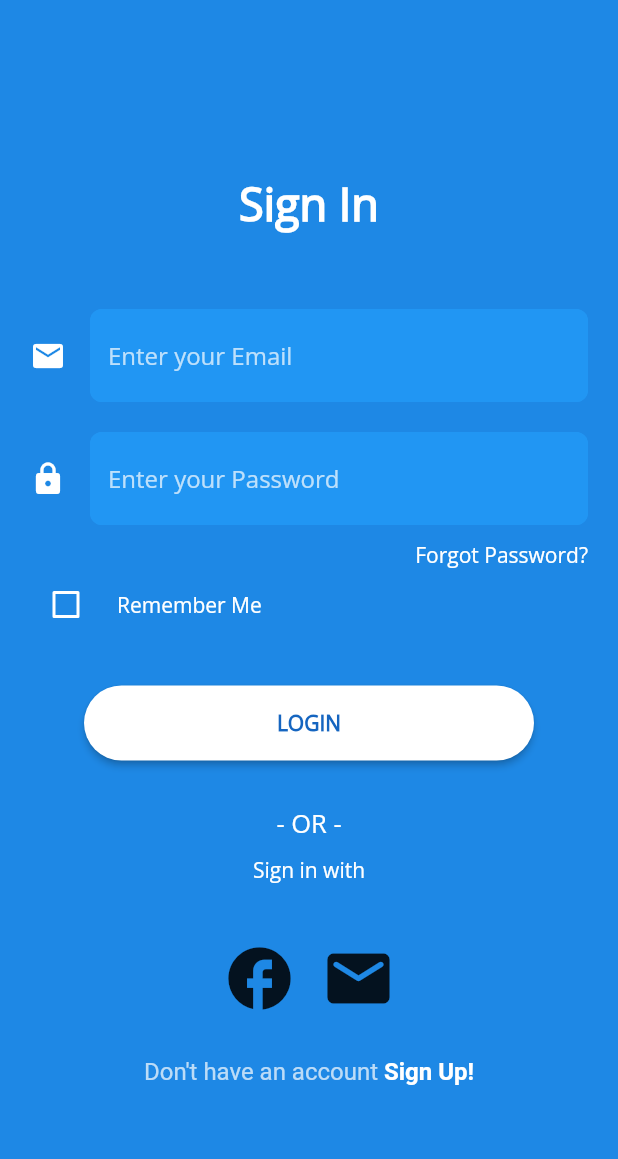
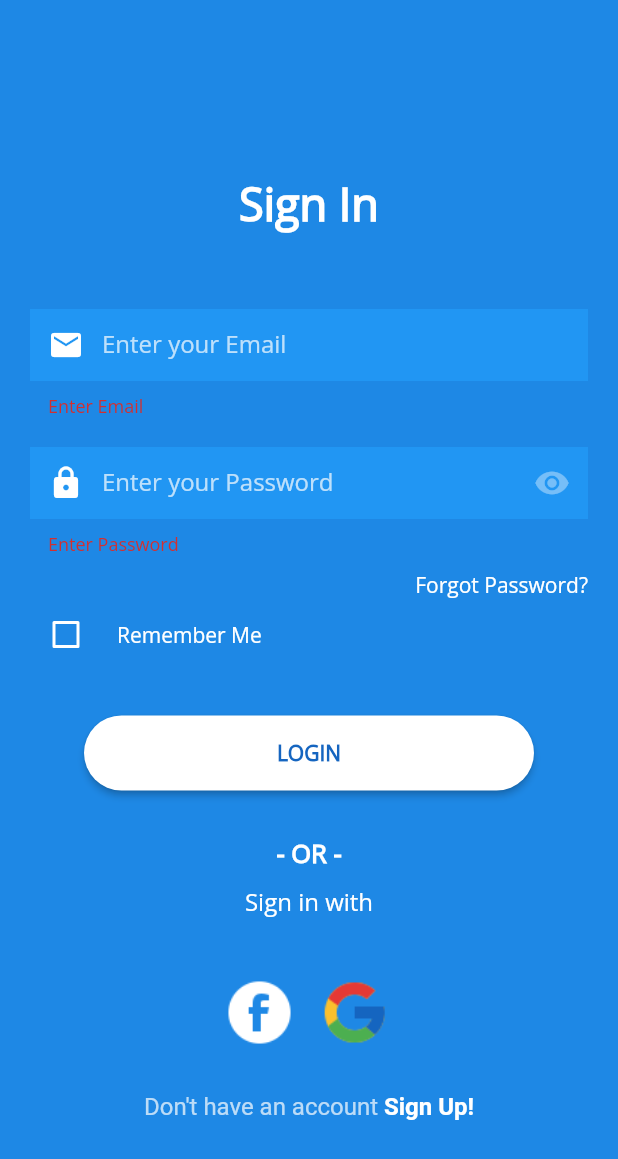
Before and after one commit to NabunyaLilian/TMS-APP, a Flutter app: the screen it shows after launch, after a tap on "LOGIN", on a phone screen of 412 x 824 dp. Shown: the top 1159 px of the screen. Run offline on Flutter 3.47's test engine with Material 2 defaults, Android fonts, the phone set to English and light mode, and no system bars.

Commit message:
feat(UI): Create a UI for login

```diff
--- /dev/null
+++ b/lib/UI/dashboard.dart
@@ -0,0 +1,25 @@
+import 'package:flutter/cupertino.dart';
+import 'package:flutter/material.dart';
+
+class Dashboard extends StatefulWidget {
+  const Dashboard({Key? key}) : super(key: key);
+
+  @override
+  State<Dashboard> createState() => _DashboardState();
+}
+
+class _DashboardState extends State<Dashboard> {
+  @override
+  Widget build(BuildContext context) {
+    return Scaffold(
+      body: Container(
+        padding: const EdgeInsets.only(left: 20, right: 20, top: 105),
+        child:Column(
+          children: const <Widget>[
+            Text('DASHBOARD')
+          ],
+        ),
+      )
+    );
+  }
+}
--- a/lib/UI/login.dart
+++ b/lib/UI/login.dart
@@ -1,5 +1,6 @@
 import 'package:flutter/gestures.dart';
 import 'package:flutter/material.dart';
+import 'package:tms_app/UI/dashboard.dart';
 
 class Login extends StatefulWidget {
   const Login({Key? key}) : super(key: key);
@@ -9,72 +10,125 @@ class Login extends StatefulWidget {
 }
 
 class _LoginState extends State<Login> {
+  /// Checks if person is remembered.
   bool _isRemembered = false;
-  TextStyle defaultStyle = const TextStyle(color: Colors.white70, fontSize: 16.0);
-  TextStyle linkStyle = const TextStyle(color: Colors.white, fontWeight: FontWeight.w600);
+
+  /// Sets the default text style.
+  TextStyle defaultStyle = const TextStyle(color: Colors.white70, fontSize: 16);
+
+  /// Sets the default link style.
+  TextStyle linkStyle = const TextStyle(
+    color: Colors.white,
+    fontWeight: FontWeight.w600,
+  );
+
+  final formKey = GlobalKey<FormState>();
+
+  bool _obscureText = true;
 
   @override
   Widget build(BuildContext context) {
     return Scaffold(
       body: Container(
         padding: const EdgeInsets.only(left: 20, right: 20, top: 15),
+        child: SingleChildScrollView(
           child: Form(
+            key: formKey,
             child: Column(
               children: <Widget>[
                 Container(
                   padding: const EdgeInsets.only(top: 100, bottom: 50),
                   child: const Text(
                     'Sign In',
-                  style: TextStyle(
-                      fontSize: 30,
-                      fontWeight: FontWeight.w600
-                      ),
+                    style: TextStyle(fontSize: 30, fontWeight: FontWeight.w600),
                   ),
                 ),
                 TextFormField(
+                  style: const TextStyle(color: Colors.white),
+                  cursorColor: Colors.white,
+                  keyboardType: TextInputType.emailAddress,
                   decoration: InputDecoration(
-                  icon: Icon(Icons.email, color: Colors.white,),
-                  hintText: 'Enter your Email', hintStyle: TextStyle(color: Colors.white70),
+                    hintText: 'Enter your Email',
+                    hintStyle: const TextStyle(color: Colors.white70),
                     filled: true,
                     border: InputBorder.none,
+                    prefixIcon: const Icon(
+                      Icons.email,
+                      color: Colors.white,
+                    ),
                     enabledBorder: OutlineInputBorder(
-                    borderSide: BorderSide(width: 1, color: Colors.blue),
-                    borderRadius: BorderRadius.circular(8.0)
+                      borderSide: const BorderSide(
+                        color: Colors.blue,
                       ),
-                  fillColor: Colors.blue
+                      borderRadius: BorderRadius.circular(8),
+                    ),
+                    focusedBorder: OutlineInputBorder(
+                      borderSide: const BorderSide(color: Colors.blue),
+                      borderRadius: BorderRadius.circular(8),
+                    ),
+                    fillColor: Colors.blue,
                   ),
                   onSaved: (String? value) {},
                   validator: (String? value) {
                     return (value != null && value.contains('@'))
-                      ? 'Do not use the @ char.'
+                        ? null
+                        : 'Enter Email';
+                  },
+                ),
+                const SizedBox(
+                  height: 20,
+                ),
+                TextFormField(
+                  style: const TextStyle(color: Colors.white),
+                  cursorColor: Colors.white,
+                  obscureText: _obscureText,
+                  keyboardType: TextInputType.text,
+                  decoration: InputDecoration(
+                    hintText: 'Enter your Password',
+                    hintStyle: const TextStyle(color: Colors.white70),
+                    filled: true,
+                    border: InputBorder.none,
+                    prefixIcon: const Icon(
+                      Icons.lock,
+                      color: Colors.white,
+                    ),
+                    enabledBorder: OutlineInputBorder(
+                      borderSide: const BorderSide(color: Colors.blue),
+                      borderRadius: BorderRadius.circular(8),
+                    ),
+                    focusedBorder: OutlineInputBorder(
+                      borderSide: const BorderSide(color: Colors.blue),
+                      borderRadius: BorderRadius.circular(8),
+                    ),
+                    fillColor: Colors.blue,
+                    suffixIcon: IconButton(
+                      icon: Icon(
+                        _obscureText
+                            ? Icons.remove_red_eye
+                            : Icons.remove_red_eye_outlined,
+                        color: Colors.white38,
+                      ),
+                      onPressed: () {
+                        setState(() {
+                          _obscureText = !_obscureText;
+                        });
+                      },
+                    ),
+                  ),
+                  onSaved: (String? value) {},
+                  validator: (String? value) {
+                    if (value == null || value.isEmpty) {
+                      return 'Enter Password';
+                    }
+                    return (value.characters.length < 6)
+                        ? 'Password too short'
                         : null;
                   },
                 ),
                 Container(
-                padding: EdgeInsets.only(top: 20),
-                child:  TextFormField(
-                  decoration: InputDecoration(
-                      icon: Icon(Icons.lock, color: Colors.white),
-                      hintText: 'Enter your Password',
-                      hintStyle: TextStyle(color: Colors.white70),
-                      filled: true,
-                      border: InputBorder.none,
-                      enabledBorder: OutlineInputBorder(
-                          borderSide: BorderSide(width: 1, color: Colors.blue),
-                          borderRadius: BorderRadius.circular(8.0)
-                      ),
-                      fillColor: Colors.blue
-                  ),
-                  onSaved: (String? value) {},
-                  validator: (String? value) {
-                    return (value != null && value.contains('@'))
-                        ? 'Do not use the @ char.'
-                        : null;
-                  },
-                ),
-              ),
-              Container(
                   padding: const EdgeInsets.only(top: 10),
+                  child: InkWell(
+                      onTap: forgotPassword,
                       child: const Align(
                         alignment: Alignment.topRight,
                         child: Text(
@@ -82,14 +136,17 @@ class _LoginState extends State<Login> {
                           style: TextStyle(fontSize: 14),
                         ),
                       )),
+                ),
                 Row(
                   children: <Widget>[
                     const SizedBox(
                       height: 10,
                     ),
                     Checkbox(
+                      activeColor: Colors.white,
+                      checkColor: Colors.blue,
                       value: _isRemembered,
-                    side: BorderSide(width: 2, color: Colors.white),
+                      side: const BorderSide(width: 2, color: Colors.white),
                       onChanged: (bool? value) {
                         setState(() {
                           _isRemembered = value!;
@@ -101,7 +158,7 @@ class _LoginState extends State<Login> {
                     ), //SizedBox
                     const Text(
                       'Remember Me',
-                    style: TextStyle(fontSize: 14.0),
+                      style: TextStyle(fontSize: 14),
                     ), //Text
                   ], //<Widget>[]
                 ),
@@ -114,28 +171,39 @@ class _LoginState extends State<Login> {
                         backgroundColor: Colors.white,
                         fixedSize: const Size(300, 50),
                         shape: RoundedRectangleBorder(
-                          borderRadius: BorderRadius.circular(50))
+                            borderRadius: BorderRadius.circular(50))),
+                    onPressed: () {
+                      if (formKey.currentState!.validate()) {
+                        Navigator.push(
+                          context,
+                          MaterialPageRoute(
+                            builder: (context) => const Dashboard(),
                           ),
-                  onPressed: () {},
-                  child: Text('LOGIN', style: TextStyle(
-                      color: Colors.blue.shade800 , fontWeight: FontWeight.w700),
-
+                        );
+                      }
+                    },
+                    child: Text(
+                      'LOGIN',
+                      style: TextStyle(
+                        color: Colors.blue.shade800,
+                        fontWeight: FontWeight.w700,
                       ),
                     ),
                   ),
-              const SizedBox(
-                height: 30,
+                ),
+                const Padding(
+                  padding: EdgeInsets.only(top: 30, bottom: 10),
+                  child: Text(
+                    '- OR -',
+                    style: TextStyle(
+                      fontSize: 17,
+                      fontWeight: FontWeight.bold,
+                    ),
+                  ),
                 ),
                 const Text(
-                '- OR -',
-                style: TextStyle(fontSize: 17.0),
-              ), //
-              const SizedBox(
-                height: 10,
-              ), // T
-              const Text(
                   'Sign in with',
-                style: TextStyle(fontSize: 14.0),
+                  style: TextStyle(fontSize: 16),
                 ),
                 const SizedBox(
                   height: 30,
@@ -144,15 +212,15 @@ class _LoginState extends State<Login> {
                   mainAxisAlignment: MainAxisAlignment.center,
                   children: <Widget>[
                     IconButton(
-                    iconSize: 50,
-                    icon: const Icon(Icons.facebook),
+                      iconSize: 45,
+                      icon: Image.asset('assets/images/ic_facebook_white.png'),
                       onPressed: () {
                         // ...
                       },
                     ),
                     IconButton(
                       iconSize: 50,
-                    icon: const Icon(Icons.email_rounded),
+                      icon: Image.asset('assets/images/ic_google.png'),
                       onPressed: () {
                         // ...
                       },
@@ -171,7 +239,8 @@ class _LoginState extends State<Login> {
                         text: 'Sign Up!',
                         style: linkStyle,
                         recognizer: TapGestureRecognizer()
-                          ..onTap = () => print('click')),
+                          ..onTap = () => print('click'),
+                      ),
                     ],
                   ),
                 ),
@@ -179,6 +248,13 @@ class _LoginState extends State<Login> {
             ),
           ),
         ),
+      ),
     );
   }
+
+
+  /// Run if a person forgot password.
+  void forgotPassword() {
+    //
   }
+}
--- a/lib/main.dart
+++ b/lib/main.dart
@@ -23,7 +23,7 @@ class MyApp extends StatelessWidget {
         primarySwatch: Colors.blue,
         scaffoldBackgroundColor: Colors.blue.shade600,
         fontFamily: 'OpenSans',
-        textTheme: TextTheme(
+        textTheme: const TextTheme(
           bodyText2: TextStyle(color: Colors.white),
           bodyText1: TextStyle(color: Colors.white)
         )
--- a/pubspec.yaml
+++ b/pubspec.yaml
@@ -64,9 +64,8 @@ flutter:
   uses-material-design: true
 
   # To add assets to your application, add an assets section, like this:
-  # assets:
-  #   - images/a_dot_burr.jpeg
-  #   - images/a_dot_ham.jpeg
+  assets:
+    - assets/images/
 
   # An image asset can refer to one or more resolution-specific "variants", see
   # https://flutter.dev/assets-and-images/#resolution-aware
```
Also changed, not shown: assets/images/ic_facebook.png (added), assets/images/ic_facebook_white.png (added), assets/images/ic_google.png (added), assets/images/ic_google_2.png (added), assets/images/ic_google_white.png (added). Lines whose indentation alone changed are shown as unchanged.
